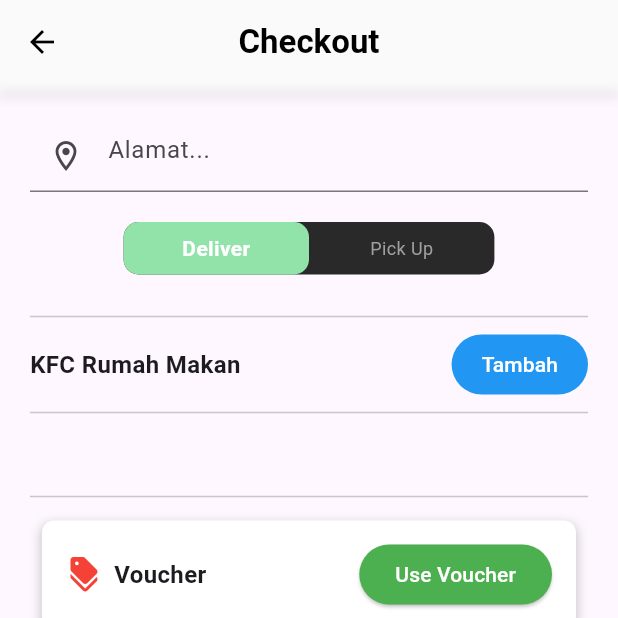
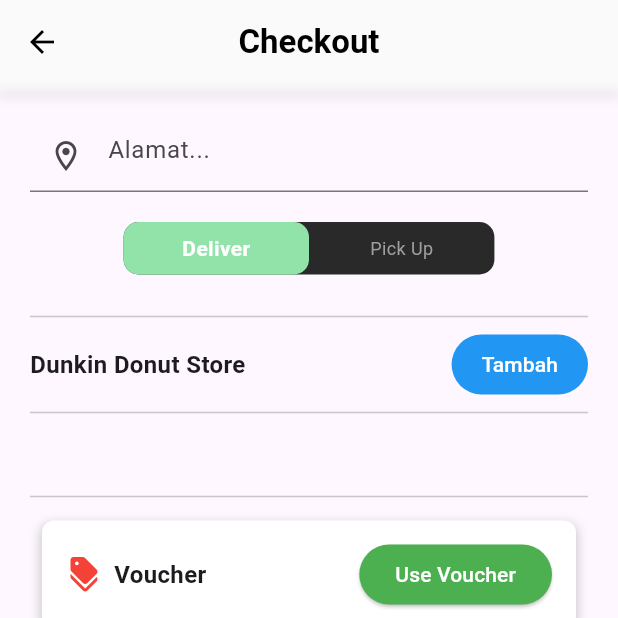
Before and after one commit to angelica1412/ecobites, a Flutter app: the OrderPage screen opened directly with empty values, on a phone screen of 412 x 824 dp, the top half of it. Run offline on Flutter 3.47's test engine with Material 3 defaults, Android fonts, the phone set to English and light mode, and no system bars; our stand-ins replace cloud_firestore, firebase_auth, firebase_core, firebase_storage, get, google_fonts and 1 more; accounts and stored records are empty.

```diff
--- a/lib/checkout.dart
+++ b/lib/checkout.dart
@@ -120,7 +120,7 @@ class _OrderPageState extends State<OrderPage> {
                 children: [
                   Expanded(
                     child: Text(
-                      'KFC Rumah Makan',
+                      'Dunkin Donut Store',
                       style: TextStyle(
                         fontSize: 16,
                         fontWeight: FontWeight.bold,
```
Also changed, not shown: 2 other files.
